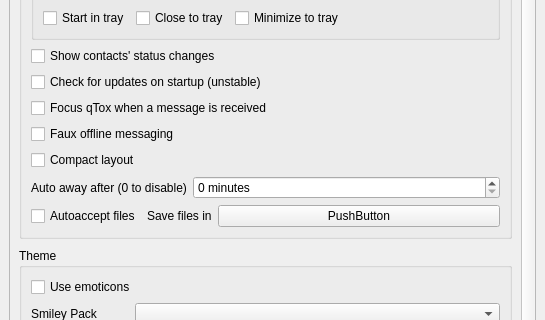
The window that src/widget/form/settings/generalsettings.ui (Zer0C00I/qTox) describes before a commit, drawn with Qt 5; both pictures show x 0 to 545 and y 149 to 469 of the 545 by 644 pixel window.
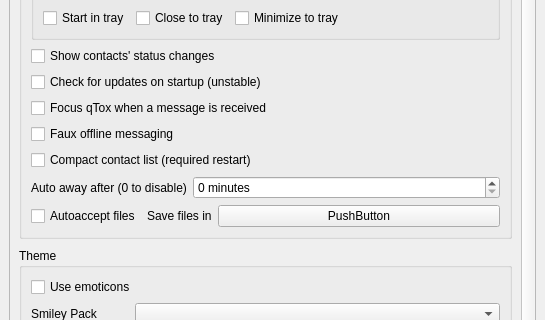
The same window after the commit.

Commit message:
Re-word 'Compact layout' → 'Compact contact list'
Apparently it can be worded better, to be more self-explanatory for users

```diff
--- a/src/widget/form/settings/generalsettings.ui
+++ b/src/widget/form/settings/generalsettings.ui
@@ -193,7 +193,7 @@
           <item>
            <widget class="QCheckBox" name="cbCompactLayout">
             <property name="text">
-             <string>Compact layout</string>
+             <string>Compact contact list (required restart)</string>
             </property>
            </widget>
           </item>
```
